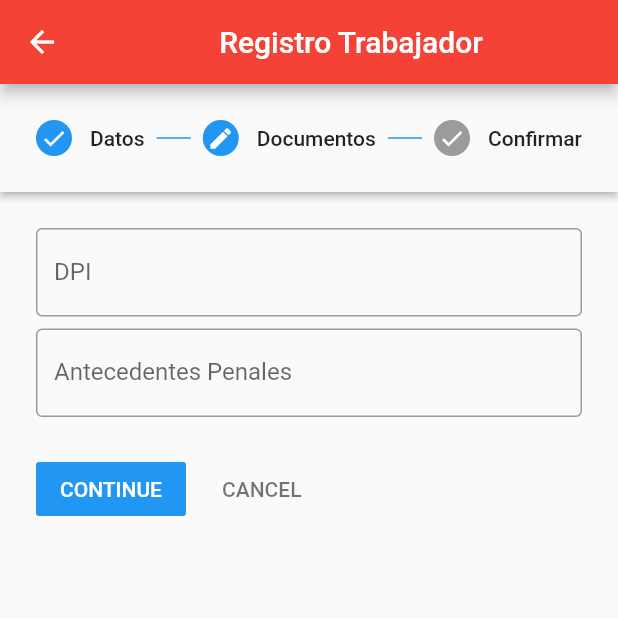
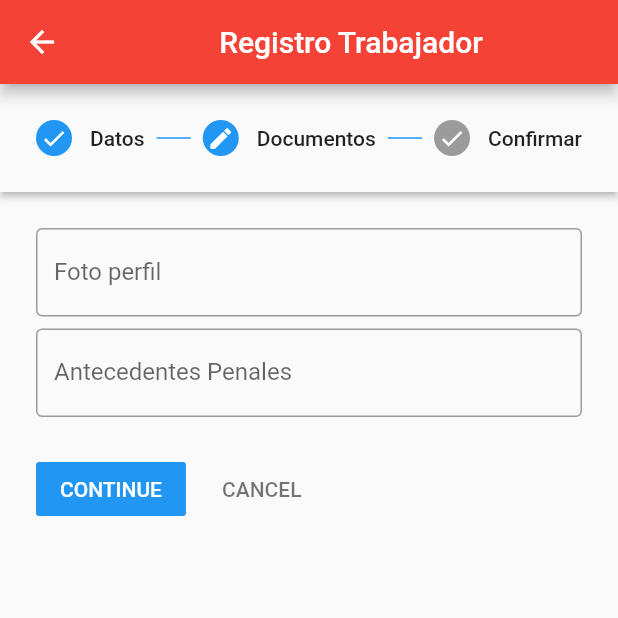
Before and after one commit to Racso1624/AlChilazo, a Flutter app: the RegisterWorker screen opened directly, after a tap on "CONTINUE", on a phone screen of 412 x 824 dp, the top half of it. Run offline on Flutter 3.47's test engine with Material 2 defaults, Android fonts, the phone set to English and light mode, and no system bars; network calls fail.

Commit message:
Merging Branches

```diff
--- a/alchilazo/lib/register_worker.dart
+++ b/alchilazo/lib/register_worker.dart
@@ -20,6 +20,7 @@ class _MyRegisterWorkerState extends State<RegisterWorker> {
   TextEditingController postalCode = TextEditingController();
   TextEditingController antecedente_penal = TextEditingController();
   TextEditingController Descripcion = TextEditingController();
+  TextEditingController foto_perfil = TextEditingController();
 
   List<Step> stepList() => [
         Step(
@@ -78,9 +79,9 @@ class _MyRegisterWorkerState extends State<RegisterWorker> {
             content: Column(
               children: [
                 TextField(
-                  controller: dpi,
+                  controller: foto_perfil,
                   decoration: const InputDecoration(
-                      border: OutlineInputBorder(), labelText: 'DPI'),
+                      border: OutlineInputBorder(), labelText: 'Foto perfil'),
                 ),
                 const SizedBox(
                   height: 8,
@@ -108,7 +109,7 @@ class _MyRegisterWorkerState extends State<RegisterWorker> {
                   Text('Dirección Fiscal: ${address.text}'),
                   Text('Número telefónico: ${phone.text}'),
                   Text('Descripcion: ${Descripcion.text}'),
-                  Text('DPI: ${dpi.text}'),
+                  Text('foto_perfil: ${foto_perfil.text}'),
                   Text('Antecedente penales: ${antecedente_penal.text}'),
                 ],
               ),
```
